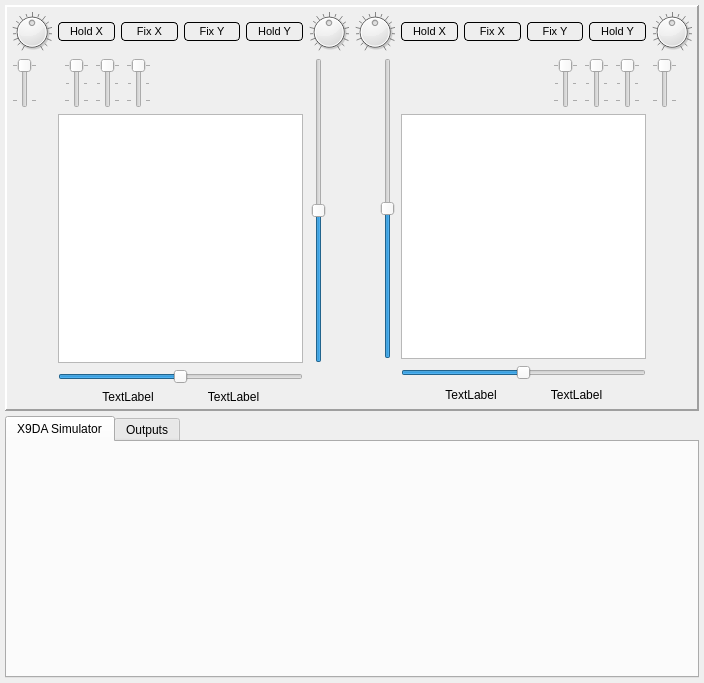
Old version of the form src/xsimulatordialog.ui in the repository roberto1903/companion9x.
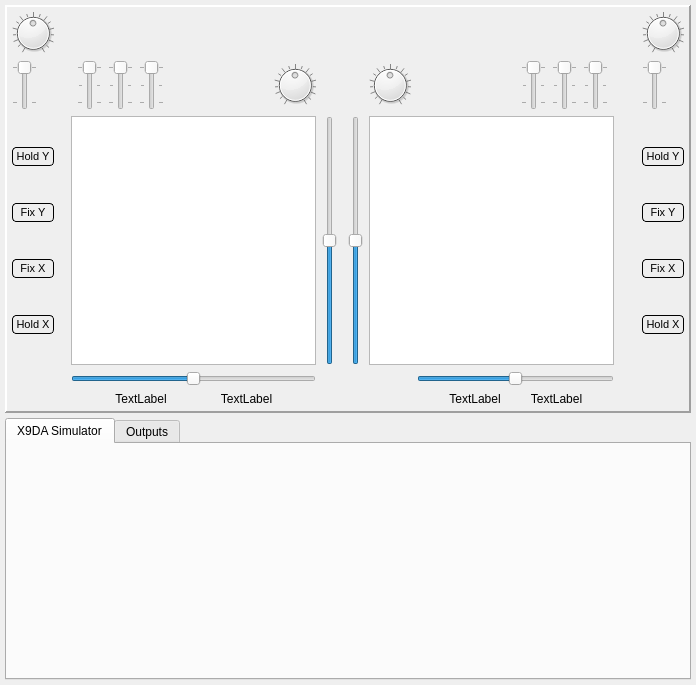
New version of the form. Icons and pictures are not drawn. Custom widgets are drawn as their Qt base class.

Commit message: Test a new layout for taranins simulator, SH switch now momentary

Patch:
```diff
--- a/src/xsimulatordialog.ui
+++ b/src/xsimulatordialog.ui
@@ -7,7 +7,7 @@
     <x>0</x>
     <y>0</y>
     <width>696</width>
-    <height>683</height>
+    <height>685</height>
    </rect>
   </property>
   <property name="sizePolicy">
@@ -73,50 +73,179 @@
        <number>6</number>
       </property>
       <item row="0" column="0">
-       <layout class="QGridLayout" name="gridLayout" columnstretch="0,0,0,0,0,0,0">
-        <item row="1" column="6" rowspan="2">
-         <layout class="QHBoxLayout" name="horizontalLayout_2">
+       <layout class="QGridLayout" name="gridLayout" columnstretch="0,0,0,0,0,0,0,0,0">
+        <item row="2" column="0">
+         <layout class="QVBoxLayout" name="verticalLayout">
           <item>
-           <widget class="mySlider" name="trimVLeft">
-            <property name="sizePolicy">
-             <sizepolicy hsizetype="Expanding" vsizetype="Expanding">
-              <horstretch>0</horstretch>
-              <verstretch>0</verstretch>
-             </sizepolicy>
+           <widget class="QPushButton" name="holdLeftY">
+            <property name="font">
+             <font>
+              <pointsize>8</pointsize>
+             </font>
             </property>
-            <property name="toolTip">
-             <string>Right Double Click to Reset</string>
+            <property name="styleSheet">
+             <string notr="true">QPushButton {
+     background-color: #EEEEEE;
+     border-style: outset;
+     border-width: 1px;
+     border-radius: 4px;
+     border-color: black;
+     padding: 2px;
+ } 
+
+QPushButton:checked {
+     background-color: #4CC417;
+     border-style: inset;
+ }</string>
             </property>
-            <property name="minimum">
-             <number>-125</number>
+            <property name="text">
+             <string>Hold Y</string>
             </property>
-            <property name="maximum">
-             <number>125</number>
+            <property name="checkable">
+             <bool>true</bool>
             </property>
-            <property name="orientation">
-             <enum>Qt::Vertical</enum>
+           </widget>
+          </item>
+          <item>
+           <widget class="QPushButton" name="FixLeftY">
+            <property name="font">
+             <font>
+              <pointsize>8</pointsize>
+             </font>
             </property>
+            <property name="styleSheet">
+             <string notr="true">QPushButton {
+     background-color: #EEEEEE;
+     border-style: outset;
+     border-width: 1px;
+     border-radius: 4px;
+     border-color: black;
+     padding: 2px;
+ } 
+
+QPushButton:checked {
+     background-color: #4CC417;
+     border-style: inset;
+ }</string>
+            </property>
+            <property name="text">
+             <string>Fix Y</string>
+            </property>
+            <property name="checkable">
+             <bool>true</bool>
+            </property>
            </widget>
           </item>
           <item>
-           <spacer name="horizontalSpacer">
-            <property name="orientation">
-             <enum>Qt::Horizontal</enum>
+           <widget class="QPushButton" name="FixLeftX">
+            <property name="font">
+             <font>
+              <pointsize>8</pointsize>
+             </font>
             </property>
-            <property name="sizeType">
-             <enum>QSizePolicy::MinimumExpanding</enum>
+            <property name="styleSheet">
+             <string notr="true">QPushButton {
+     background-color: #EEEEEE;
+     border-style: outset;
+     border-width: 1px;
+     border-radius: 4px;
+     border-color: black;
+     padding: 2px;
+ } 
+
+QPushButton:checked {
+     background-color: #4CC417;
+     border-style: inset;
+ }</string>
             </property>
-            <property name="sizeHint" stdset="0">
-             <size>
-              <width>5</width>
-              <height>20</height>
-             </size>
+            <property name="text">
+             <string>Fix X</string>
             </property>
-           </spacer>
+            <property name="checkable">
+             <bool>true</bool>
+            </property>
+           </widget>
+          </item>
+          <item>
+           <widget class="QPushButton" name="holdLeftX">
+            <property name="font">
+             <font>
+              <pointsize>8</pointsize>
+             </font>
+            </property>
+            <property name="styleSheet">
+             <string notr="true">QPushButton {
+     background-color: #EEEEEE;
+     border-style: outset;
+     border-width: 1px;
+     border-radius: 4px;
+     border-color: black;
+     padding: 2px;
+ } 
+
+QPushButton:checked {
+     background-color: #4CC417;
+     border-style: inset;
+ }</string>
+            </property>
+            <property name="text">
+             <string>Hold X</string>
+            </property>
+            <property name="checkable">
+             <bool>true</bool>
+            </property>
+           </widget>
           </item>
          </layout>
         </item>
-        <item row="8" column="1" colspan="5">
+        <item row="1" column="6">
+         <spacer name="horizontalSpacer_7">
+          <property name="orientation">
+           <enum>Qt::Horizontal</enum>
+          </property>
+          <property name="sizeHint" stdset="0">
+           <size>
+            <width>40</width>
+            <height>20</height>
+           </size>
+          </property>
+         </spacer>
+        </item>
+        <item row="1" column="7">
+         <widget class="QDial" name="dialP_1">
+          <property name="sizePolicy">
+           <sizepolicy hsizetype="MinimumExpanding" vsizetype="MinimumExpanding">
+            <horstretch>0</horstretch>
+            <verstretch>0</verstretch>
+           </sizepolicy>
+          </property>
+          <property name="maximumSize">
+           <size>
+            <width>42</width>
+            <height>42</height>
+           </size>
+          </property>
+          <property name="toolTip">
+           <string>S1</string>
+          </property>
+          <property name="minimum">
+           <number>-1024</number>
+          </property>
+          <property name="maximum">
+           <number>1024</number>
+          </property>
+          <property name="pageStep">
+           <number>128</number>
+          </property>
+          <property name="notchTarget">
+           <double>64.000000000000000</double>
+          </property>
+          <property name="notchesVisible">
+           <bool>true</bool>
+          </property>
+         </widget>
+        </item>
+        <item row="8" column="2" colspan="6">
          <layout class="QHBoxLayout" name="horizontalLayout_6">
           <property name="leftMargin">
            <number>20</number>
@@ -146,7 +275,7 @@
           </item>
          </layout>
         </item>
-        <item row="1" column="4">
+        <item row="1" column="5">
          <widget class="QSlider" name="switchB">
           <property name="sizePolicy">
            <sizepolicy hsizetype="Fixed" vsizetype="Fixed">
@@ -183,7 +312,7 @@
           </property>
          </widget>
         </item>
-        <item row="2" column="1" colspan="5">
+        <item row="2" column="2" colspan="6">
          <widget class="QGraphicsView" name="leftStick">
           <property name="minimumSize">
            <size>
@@ -199,20 +328,7 @@
           </property>
          </widget>
         </item>
-        <item row="1" column="5">
-         <spacer name="horizontalSpacer_7">
-          <property name="orientation">
-           <enum>Qt::Horizontal</enum>
-          </property>
-          <property name="sizeHint" stdset="0">
-           <size>
-            <width>40</width>
-            <height>20</height>
-           </size>
-          </property>
-         </spacer>
-        </item>
-        <item row="1" column="2">
+        <item row="1" column="3">
          <widget class="QSlider" name="switchE">
           <property name="sizePolicy">
            <sizepolicy hsizetype="Fixed" vsizetype="Fixed">
@@ -249,7 +365,7 @@
           </property>
          </widget>
         </item>
-        <item row="1" column="3">
+        <item row="1" column="4">
          <widget class="QSlider" name="switchA">
           <property name="sizePolicy">
            <sizepolicy hsizetype="Fixed" vsizetype="Fixed">
@@ -286,7 +402,7 @@
           </property>
          </widget>
         </item>
-        <item row="3" column="1" colspan="5">
+        <item row="3" column="2" colspan="6">
          <widget class="mySlider" name="trimHLeft">
           <property name="toolTip">
            <string>Right Double Click to Reset</string>
@@ -302,217 +418,6 @@
           </property>
          </widget>
         </item>
-        <item row="0" column="6">
-         <widget class="QDial" name="dialP_1">
-          <property name="sizePolicy">
-           <sizepolicy hsizetype="MinimumExpanding" vsizetype="MinimumExpanding">
-            <horstretch>0</horstretch>
-            <verstretch>0</verstretch>
-           </sizepolicy>
-          </property>
-          <property name="maximumSize">
-           <size>
-            <width>40</width>
-            <height>40</height>
-           </size>
-          </property>
-          <property name="toolTip">
-           <string>S1</string>
-          </property>
-          <property name="minimum">
-           <number>-1024</number>
-          </property>
-          <property name="maximum">
-           <number>1024</number>
-          </property>
-          <property name="pageStep">
-           <number>128</number>
-          </property>
-          <property name="invertedControls">
-           <bool>true</bool>
-          </property>
-          <property name="notchTarget">
-           <double>64.000000000000000</double>
-          </property>
-          <property name="notchesVisible">
-           <bool>true</bool>
-          </property>
-         </widget>
-        </item>
-        <item row="2" column="0">
-         <spacer name="horizontalSpacer_10">
-          <property name="orientation">
-           <enum>Qt::Horizontal</enum>
-          </property>
-          <property name="sizeHint" stdset="0">
-           <size>
-            <width>40</width>
-            <height>20</height>
-           </size>
-          </property>
-         </spacer>
-        </item>
-        <item row="0" column="0">
-         <widget class="QDial" name="dialP_3">
-          <property name="sizePolicy">
-           <sizepolicy hsizetype="MinimumExpanding" vsizetype="MinimumExpanding">
-            <horstretch>0</horstretch>
-            <verstretch>0</verstretch>
-           </sizepolicy>
-          </property>
-          <property name="maximumSize">
-           <size>
-            <width>40</width>
-            <height>40</height>
-           </size>
-          </property>
-          <property name="toolTip">
-           <string>SL</string>
-          </property>
-          <property name="minimum">
-           <number>-1024</number>
-          </property>
-          <property name="maximum">
-           <number>1024</number>
-          </property>
-          <property name="pageStep">
-           <number>128</number>
-          </property>
-          <property name="invertedControls">
-           <bool>true</bool>
-          </property>
-          <property name="notchTarget">
-           <double>64.000000000000000</double>
-          </property>
-          <property name="notchesVisible">
-           <bool>true</bool>
-          </property>
-         </widget>
-        </item>
-        <item row="0" column="1" colspan="5">
-         <layout class="QHBoxLayout" name="horizontalLayout_3">
-          <item>
-           <widget class="QPushButton" name="holdLeftX">
-            <property name="font">
-             <font>
-              <pointsize>8</pointsize>
-             </font>
-            </property>
-            <property name="styleSheet">
-             <string notr="true">QPushButton {
-     background-color: #EEEEEE;
-     border-style: outset;
-     border-width: 1px;
-     border-radius: 4px;
-     border-color: black;
-     padding: 2px;
- } 
-
-QPushButton:checked {
-     background-color: #4CC417;
-     border-style: inset;
- }</string>
-            </property>
-            <property name="text">
-             <string>Hold X</string>
-            </property>
-            <property name="checkable">
-             <bool>true</bool>
-            </property>
-           </widget>
-          </item>
-          <item>
-           <widget class="QPushButton" name="FixLeftX">
-            <property name="font">
-             <font>
-              <pointsize>8</pointsize>
-             </font>
-            </property>
-            <property name="styleSheet">
-             <string notr="true">QPushButton {
-     background-color: #EEEEEE;
-     border-style: outset;
-     border-width: 1px;
-     border-radius: 4px;
-     border-color: black;
-     padding: 2px;
- } 
-
-QPushButton:checked {
-     background-color: #4CC417;
-     border-style: inset;
- }</string>
-            </property>
-            <property name="text">
-             <string>Fix X</string>
-            </property>
-            <property name="checkable">
-             <bool>true</bool>
-            </property>
-           </widget>
-          </item>
-          <item>
-           <widget class="QPushButton" name="FixLeftY">
-            <property name="font">
-             <font>
-              <pointsize>8</pointsize>
-             </font>
-            </property>
-            <property name="styleSheet">
-             <string notr="true">QPushButton {
-     background-color: #EEEEEE;
-     border-style: outset;
-     border-width: 1px;
-     border-radius: 4px;
-     border-color: black;
-     padding: 2px;
- } 
-
-QPushButton:checked {
-     background-color: #4CC417;
-     border-style: inset;
- }</string>
-            </property>
-            <property name="text">
-             <string>Fix Y</string>
-            </property>
-            <property name="checkable">
-             <bool>true</bool>
-            </property>
-           </widget>
-          </item>
-          <item>
-           <widget class="QPushButton" name="holdLeftY">
-            <property name="font">
-             <font>
-              <pointsize>8</pointsize>
-             </font>
-            </property>
-            <property name="styleSheet">
-             <string notr="true">QPushButton {
-     background-color: #EEEEEE;
-     border-style: outset;
-     border-width: 1px;
-     border-radius: 4px;
-     border-color: black;
-     padding: 2px;
- } 
-
-QPushButton:checked {
-     background-color: #4CC417;
-     border-style: inset;
- }</string>
-            </property>
-            <property name="text">
-             <string>Hold Y</string>
-            </property>
-            <property name="checkable">
-             <bool>true</bool>
-            </property>
-           </widget>
-          </item>
-         </layout>
-        </item>
         <item row="1" column="0">
          <widget class="QSlider" name="switchF">
           <property name="sizePolicy">
@@ -556,10 +461,258 @@
           </property>
          </widget>
         </item>
+        <item row="0" column="0">
+         <widget class="QDial" name="dialP_3">
+          <property name="sizePolicy">
+           <sizepolicy hsizetype="MinimumExpanding" vsizetype="MinimumExpanding">
+            <horstretch>0</horstretch>
+            <verstretch>0</verstretch>
+           </sizepolicy>
+          </property>
+          <property name="maximumSize">
+           <size>
+            <width>42</width>
+            <height>42</height>
+           </size>
+          </property>
+          <property name="toolTip">
+           <string>SL</string>
+          </property>
+          <property name="minimum">
+           <number>-1024</number>
+          </property>
+          <property name="maximum">
+           <number>1024</number>
+          </property>
+          <property name="pageStep">
+           <number>128</number>
+          </property>
+          <property name="notchTarget">
+           <double>64.000000000000000</double>
+          </property>
+          <property name="notchesVisible">
+           <bool>true</bool>
+          </property>
+         </widget>
+        </item>
+        <item row="2" column="8">
+         <layout class="QHBoxLayout" name="horizontalLayout_2">
+          <item>
+           <widget class="mySlider" name="trimVLeft">
+            <property name="sizePolicy">
+             <sizepolicy hsizetype="Expanding" vsizetype="Expanding">
+              <horstretch>0</horstretch>
+              <verstretch>0</verstretch>
+             </sizepolicy>
+            </property>
+            <property name="toolTip">
+             <string>Right Double Click to Reset</string>
+            </property>
+            <property name="minimum">
+             <number>-125</number>
+            </property>
+            <property name="maximum">
+             <number>125</number>
+            </property>
+            <property name="orientation">
+             <enum>Qt::Vertical</enum>
+            </property>
+           </widget>
+          </item>
+          <item>
+           <spacer name="horizontalSpacer">
+            <property name="orientation">
+             <enum>Qt::Horizontal</enum>
+            </property>
+            <property name="sizeType">
+             <enum>QSizePolicy::MinimumExpanding</enum>
+            </property>
+            <property name="sizeHint" stdset="0">
+             <size>
+              <width>5</width>
+              <height>20</height>
+             </size>
+            </property>
+           </spacer>
+          </item>
+         </layout>
+        </item>
+        <item row="2" column="1">
+         <spacer name="horizontalSpacer_10">
+          <property name="orientation">
+           <enum>Qt::Horizontal</enum>
+          </property>
+          <property name="sizeHint" stdset="0">
+           <size>
+            <width>40</width>
+            <height>20</height>
+           </size>
+          </property>
+         </spacer>
+        </item>
        </layout>
       </item>
       <item row="0" column="1">
-       <layout class="QGridLayout" name="gridLayout_2" columnstretch="0,0,0,0,0,0,0,0">
+       <layout class="QGridLayout" name="gridLayout_2" columnstretch="0,0,0,0,0,0,0,0,0">
+        <item row="2" column="1" colspan="6">
+         <widget class="QGraphicsView" name="rightStick">
+          <property name="sizePolicy">
+           <sizepolicy hsizetype="Minimum" vsizetype="Minimum">
+            <horstretch>0</horstretch>
+            <verstretch>0</verstretch>
+           </sizepolicy>
+          </property>
+          <property name="minimumSize">
+           <size>
+            <width>245</width>
+            <height>245</height>
+           </size>
+          </property>
+          <property name="verticalScrollBarPolicy">
+           <enum>Qt::ScrollBarAlwaysOff</enum>
+          </property>
+          <property name="horizontalScrollBarPolicy">
+           <enum>Qt::ScrollBarAlwaysOff</enum>
+          </property>
+         </widget>
+        </item>
+        <item row="2" column="8">
+         <layout class="QVBoxLayout" name="verticalLayout_2">
+          <item>
+           <widget class="QPushButton" name="holdRightY">
+            <property name="font">
+             <font>
+              <pointsize>8</pointsize>
+             </font>
+            </property>
+            <property name="styleSheet">
+             <string notr="true">QPushButton {
+     background-color: #EEEEEE;
+     border-style: outset;
+     border-width: 1px;
+     border-radius: 4px;
+     border-color: black;
+     padding: 2px;
+ } 
+
+QPushButton:checked {
+     background-color: #4CC417;
+     border-style: inset;
+ }</string>
+            </property>
+            <property name="text">
+             <string>Hold Y</string>
+            </property>
+            <property name="checkable">
+             <bool>true</bool>
+            </property>
+           </widget>
+          </item>
+          <item>
+           <widget class="QPushButton" name="FixRightY">
+            <property name="font">
+             <font>
+              <pointsize>8</pointsize>
+             </font>
+            </property>
+            <property name="styleSheet">
+             <string notr="true">QPushButton {
+     background-color: #EEEEEE;
+     border-style: outset;
+     border-width: 1px;
+     border-radius: 4px;
+     border-color: black;
+     padding: 2px;
+ } 
+
+QPushButton:checked {
+     background-color: #4CC417;
+     border-style: inset;
+ }</string>
+            </property>
+            <property name="text">
+             <string>Fix Y</string>
+            </property>
+            <property name="checkable">
+             <bool>true</bool>
+            </property>
+           </widget>
+          </item>
+          <item>
+           <widget class="QPushButton" name="FixRightX">
+            <property name="font">
+             <font>
+              <pointsize>8</pointsize>
+             </font>
+            </property>
+            <property name="styleSheet">
+             <string notr="true">QPushButton {
+     background-color: #EEEEEE;
+     border-style: outset;
+     border-width: 1px;
+     border-radius: 4px;
+     border-color: black;
+     padding: 2px;
+ } 
+
+QPushButton:checked {
+     background-color: #4CC417;
+     border-style: inset;
+ }</string>
+            </property>
+            <property name="text">
+             <string>Fix X</string>
+            </property>
+            <property name="checkable">
+             <bool>true</bool>
+            </property>
+           </widget>
+          </item>
+          <item>
+           <widget class="QPushButton" name="holdRightX">
+            <property name="font">
+             <font>
+              <pointsize>8</pointsize>
+             </font>
+            </property>
+            <property name="styleSheet">
+             <string notr="true">QPushButton {
+     background-color: #EEEEEE;
+     border-style: outset;
+     border-width: 1px;
+     border-radius: 4px;
+     border-color: black;
+     padding: 2px;
+ } 
+
+QPushButton:checked {
+     background-color: #4CC417;
+     border-style: inset;
+ }</string>
+            </property>
+            <property name="text">
+             <string>Hold X</string>
+            </property>
+            <property name="checkable">
+             <bool>true</bool>
+            </property>
+           </widget>
+          </item>
+         </layout>
+        </item>
+        <item row="1" column="2">
+         <spacer name="horizontalSpacer_8">
+          <property name="orientation">
+           <enum>Qt::Horizontal</enum>
+          </property>
+          <property name="sizeHint" stdset="0">
+           <size>
+            <width>40</width>
+            <height>20</height>
+           </size>
+          </property>
+         </spacer>
+        </item>
         <item row="1" column="4">
          <widget class="QSlider" name="switchD">
           <property name="sizePolicy">
@@ -597,52 +750,6 @@
           </property>
          </widget>
         </item>
-        <item row="1" column="2">
-         <spacer name="horizontalSpacer_8">
-          <property name="orientation">
-           <enum>Qt::Horizontal</enum>
-          </property>
-          <property name="sizeHint" stdset="0">
-           <size>
-            <width>40</width>
-            <height>20</height>
-           </size>
-          </property>
-         </spacer>
-        </item>
-        <item row="1" column="0" rowspan="2">
-         <layout class="QHBoxLayout" name="horizontalLayout_5">
-          <item>
-           <spacer name="horizontalSpacer_6">
-            <property name="orientation">
-             <enum>Qt::Horizontal</enum>
-            </property>
-            <property name="sizeHint" stdset="0">
-             <size>
-              <width>10</width>
-              <height>20</height>
-             </size>
-            </property>
-           </spacer>
-          </item>
-          <item>
-           <widget class="mySlider" name="trimVRight">
-            <property name="toolTip">
-             <string>Right Double Click to Reset</string>
-            </property>
-            <property name="minimum">
-             <number>-125</number>
-            </property>
-            <property name="maximum">
-             <number>125</number>
-            </property>
-            <property name="orientation">
-             <enum>Qt::Vertical</enum>
-            </property>
-           </widget>
-          </item>
-         </layout>
-        </item>
         <item row="3" column="2" colspan="5">
          <widget class="mySlider" name="trimHRight">
           <property name="toolTip">
@@ -766,246 +873,7 @@
           </item>
          </layout>
         </item>
-        <item row="2" column="2" colspan="5">
-         <widget class="QGraphicsView" name="rightStick">
-          <property name="sizePolicy">
-           <sizepolicy hsizetype="Minimum" vsizetype="Minimum">
-            <horstretch>0</horstretch>
-            <verstretch>0</verstretch>
-           </sizepolicy>
-          </property>
-          <property name="minimumSize">
-           <size>
-            <width>245</width>
-            <height>245</height>
-           </size>
-          </property>
-          <property name="verticalScrollBarPolicy">
-           <enum>Qt::ScrollBarAlwaysOff</enum>
-          </property>
-          <property name="horizontalScrollBarPolicy">
-           <enum>Qt::ScrollBarAlwaysOff</enum>
-          </property>
-         </widget>
-        </item>
-        <item row="0" column="0">
-         <widget class="QDial" name="dialP_2">
-          <property name="sizePolicy">
-           <sizepolicy hsizetype="MinimumExpanding" vsizetype="MinimumExpanding">
-            <horstretch>0</horstretch>
-            <verstretch>0</verstretch>
-           </sizepolicy>
-          </property>
-          <property name="maximumSize">
-           <size>
-            <width>40</width>
-            <height>40</height>
-           </size>
-          </property>
-          <property name="toolTip">
-           <string>S2</string>
-          </property>
-          <property name="minimum">
-           <number>-1024</number>
-          </property>
-          <property name="maximum">
-           <number>1024</number>
-          </property>
-          <property name="pageStep">
-           <number>128</number>
-          </property>
-          <property name="invertedAppearance">
-           <bool>false</bool>
-          </property>
-          <property name="invertedControls">
-           <bool>true</bool>
-          </property>
-          <property name="notchTarget">
-           <double>64.000000000000000</double>
-          </property>
-          <property name="notchesVisible">
-           <bool>true</bool>
-          </property>
-         </widget>
-        </item>
-        <item row="2" column="7">
-         <spacer name="horizontalSpacer_9">
-          <property name="orientation">
-           <enum>Qt::Horizontal</enum>
-          </property>
-          <property name="sizeHint" stdset="0">
-           <size>
-            <width>40</width>
-            <height>20</height>
-           </size>
-          </property>
-         </spacer>
-        </item>
-        <item row="0" column="7">
-         <widget class="QDial" name="dialP_4">
-          <property name="sizePolicy">
-           <sizepolicy hsizetype="MinimumExpanding" vsizetype="MinimumExpanding">
-            <horstretch>0</horstretch>
-            <verstretch>0</verstretch>
-           </sizepolicy>
-          </property>
-          <property name="maximumSize">
-           <size>
-            <width>40</width>
-            <height>40</height>
-           </size>
-          </property>
-          <property name="toolTip">
-           <string>SR</string>
-          </property>
-          <property name="minimum">
-           <number>-1024</number>
-          </property>
-          <property name="maximum">
-           <number>1024</number>
-          </property>
-          <property name="pageStep">
-           <number>128</number>
-          </property>
-          <property name="invertedAppearance">
-           <bool>false</bool>
-          </property>
-          <property name="invertedControls">
-           <bool>true</bool>
-          </property>
-          <property name="notchTarget">
-           <double>64.000000000000000</double>
-          </property>
-          <property name="notchesVisible">
-           <bool>true</bool>
-          </property>
-         </widget>
-        </item>
-        <item row="0" column="2" colspan="5">
-         <layout class="QHBoxLayout" name="horizontalLayout_4">
-          <item>
-           <widget class="QPushButton" name="holdRightX">
-            <property name="font">
-             <font>
-              <pointsize>8</pointsize>
-             </font>
-            </property>
-            <property name="styleSheet">
-             <string notr="true">QPushButton {
-     background-color: #EEEEEE;
-     border-style: outset;
-     border-width: 1px;
-     border-radius: 4px;
-     border-color: black;
-     padding: 2px;
- } 
-
-QPushButton:checked {
-     background-color: #4CC417;
-     border-style: inset;
- }</string>
-            </property>
-            <property name="text">
-             <string>Hold X</string>
-            </property>
-            <property name="checkable">
-             <bool>true</bool>
-            </property>
-           </widget>
-          </item>
-          <item>
-           <widget class="QPushButton" name="FixRightX">
-            <property name="font">
-             <font>
-              <pointsize>8</pointsize>
-             </font>
-            </property>
-            <property name="styleSheet">
-             <string notr="true">QPushButton {
-     background-color: #EEEEEE;
-     border-style: outset;
-     border-width: 1px;
-     border-radius: 4px;
-     border-color: black;
-     padding: 2px;
- } 
-
-QPushButton:checked {
-     background-color: #4CC417;
-     border-style: inset;
- }</string>
-            </property>
-            <property name="text">
-             <string>Fix X</string>
-            </property>
-            <property name="checkable">
-             <bool>true</bool>
-            </property>
-           </widget>
-          </item>
-          <item>
-           <widget class="QPushButton" name="FixRightY">
-            <property name="font">
-             <font>
-              <pointsize>8</pointsize>
-             </font>
-            </property>
-            <property name="styleSheet">
-             <string notr="true">QPushButton {
-     background-color: #EEEEEE;
-     border-style: outset;
-     border-width: 1px;
-     border-radius: 4px;
-     border-color: black;
-     padding: 2px;
- } 
-
-QPushButton:checked {
-     background-color: #4CC417;
-     border-style: inset;
- }</string>
-            </property>
-            <property name="text">
-             <string>Fix Y</string>
-            </property>
-            <property name="checkable">
-             <bool>true</bool>
-            </property>
-           </widget>
-          </item>
-          <item>
-           <widget class="QPushButton" name="holdRightY">
-            <property name="font">
-             <font>
-              <pointsize>8</pointsize>
-             </font>
-            </property>
-            <property name="styleSheet">
-             <string notr="true">QPushButton {
-     background-color: #EEEEEE;
-     border-style: outset;
-     border-width: 1px;
-     border-radius: 4px;
-     border-color: black;
-     padding: 2px;
- } 
-
-QPushButton:checked {
-     background-color: #4CC417;
-     border-style: inset;
- }</string>
-            </property>
-            <property name="text">
-             <string>Hold Y</string>
-            </property>
-            <property name="checkable">
-             <bool>true</bool>
-            </property>
-           </widget>
-          </item>
-         </layout>
-        </item>
-        <item row="1" column="7">
+        <item row="1" column="8">
          <widget class="QSlider" name="switchH">
           <property name="sizePolicy">
            <sizepolicy hsizetype="Fixed" vsizetype="Fixed">
@@ -1045,6 +913,120 @@
           </property>
          </widget>
         </item>
+        <item row="0" column="8">
+         <widget class="QDial" name="dialP_4">
+          <property name="sizePolicy">
+           <sizepolicy hsizetype="MinimumExpanding" vsizetype="MinimumExpanding">
+            <horstretch>0</horstretch>
+            <verstretch>0</verstretch>
+           </sizepolicy>
+          </property>
+          <property name="maximumSize">
+           <size>
+            <width>42</width>
+            <height>42</height>
+           </size>
+          </property>
+          <property name="toolTip">
+           <string>SR</string>
+          </property>
+          <property name="minimum">
+           <number>-1024</number>
+          </property>
+          <property name="maximum">
+           <number>1024</number>
+          </property>
+          <property name="pageStep">
+           <number>128</number>
+          </property>
+          <property name="notchTarget">
+           <double>64.000000000000000</double>
+          </property>
+          <property name="notchesVisible">
+           <bool>true</bool>
+          </property>
+         </widget>
+        </item>
+        <item row="2" column="0">
+         <layout class="QHBoxLayout" name="horizontalLayout_5">
+          <item>
+           <spacer name="horizontalSpacer_6">
+            <property name="orientation">
+             <enum>Qt::Horizontal</enum>
+            </property>
+            <property name="sizeHint" stdset="0">
+             <size>
+              <width>10</width>
+              <height>20</height>
+             </size>
+            </property>
+           </spacer>
+          </item>
+          <item>
+           <widget class="mySlider" name="trimVRight">
+            <property name="toolTip">
+             <string>Right Double Click to Reset</string>
+            </property>
+            <property name="minimum">
+             <number>-125</number>
+            </property>
+            <property name="maximum">
+             <number>125</number>
+            </property>
+            <property name="orientation">
+             <enum>Qt::Vertical</enum>
+            </property>
+           </widget>
+          </item>
+         </layout>
+        </item>
+        <item row="1" column="1">
+         <widget class="QDial" name="dialP_2">
+          <property name="sizePolicy">
+           <sizepolicy hsizetype="MinimumExpanding" vsizetype="MinimumExpanding">
+            <horstretch>0</horstretch>
+            <verstretch>0</verstretch>
+           </sizepolicy>
+          </property>
+          <property name="maximumSize">
+           <size>
+            <width>42</width>
+            <height>42</height>
+           </size>
+          </property>
+          <property name="toolTip">
+           <string>S2</string>
+          </property>
+          <property name="minimum">
+           <number>-1024</number>
+          </property>
+          <property name="maximum">
+           <number>1024</number>
+          </property>
+          <property name="pageStep">
+           <number>128</number>
+          </property>
+          <property name="notchTarget">
+           <double>64.000000000000000</double>
+          </property>
+          <property name="notchesVisible">
+           <bool>true</bool>
+          </property>
+         </widget>
+        </item>
+        <item row="2" column="7">
+         <spacer name="horizontalSpacer_9">
+          <property name="orientation">
+           <enum>Qt::Horizontal</enum>
+          </property>
+          <property name="sizeHint" stdset="0">
+           <size>
+            <width>40</width>
+            <height>20</height>
+           </size>
+          </property>
+         </spacer>
+        </item>
        </layout>
       </item>
      </layout>
```
The commit also changes 2 other files.
